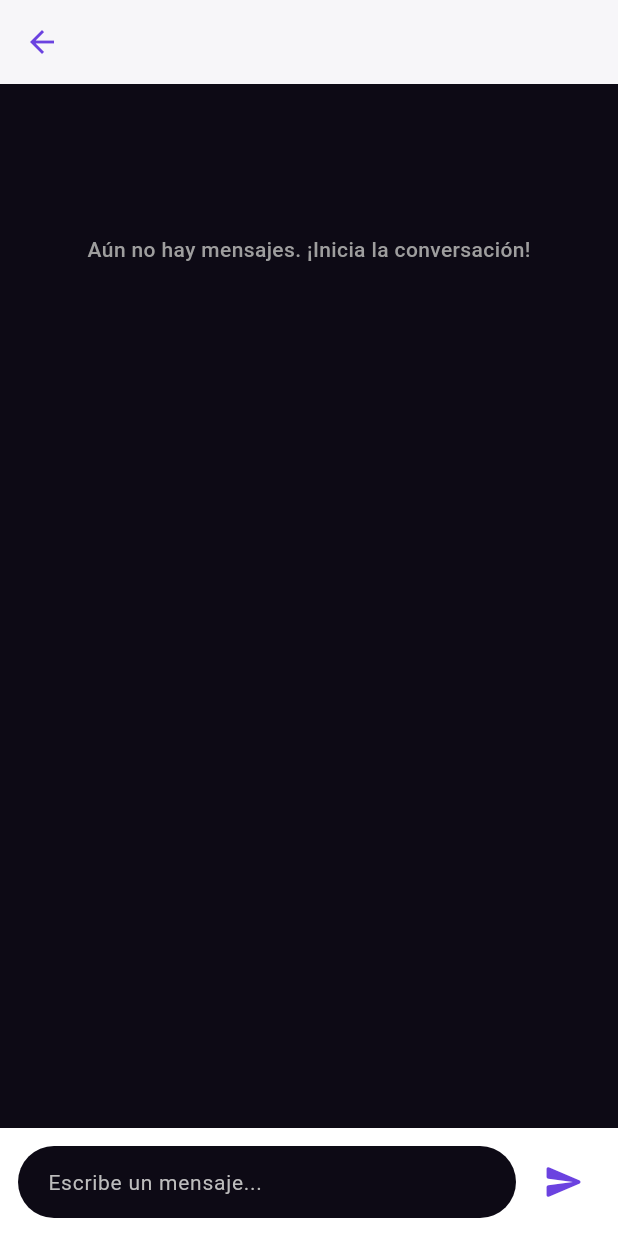
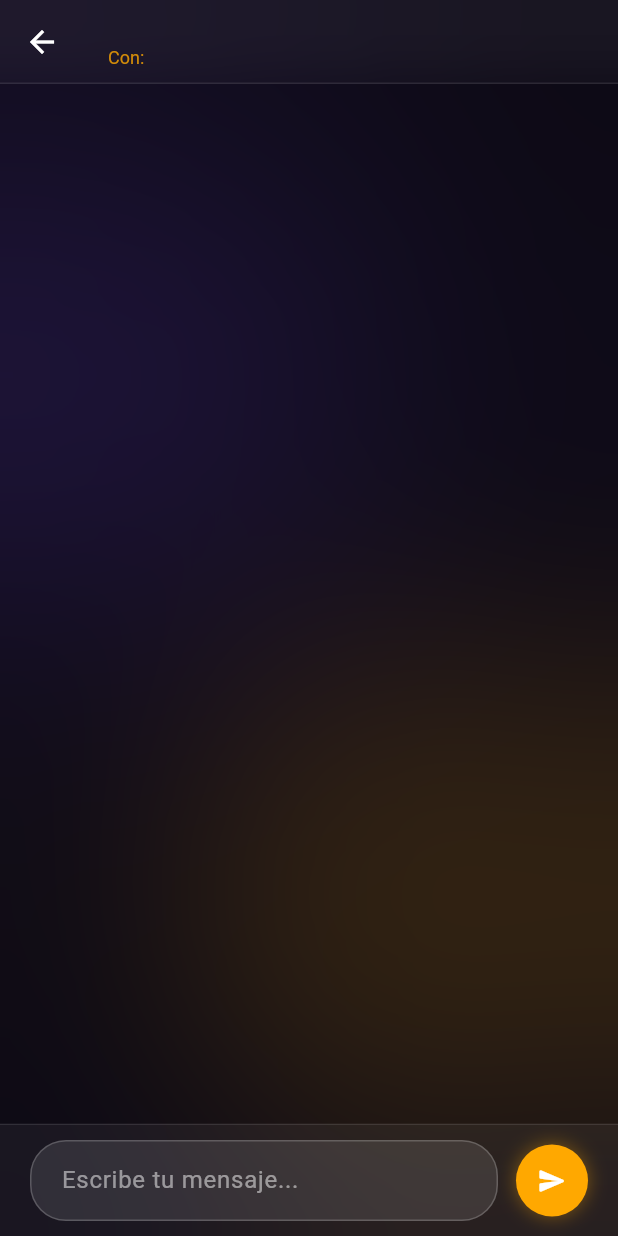
Before and after one commit to DiegoMillaan/Truequi-App, a Flutter app: the ChatPage screen opened directly with empty values, after a tap on the "send" icon, on a phone screen of 412 x 824 dp. Run offline on Flutter 3.47's test engine with Material 3 defaults, Android fonts, the phone set to English and light mode, and no system bars; our stand-ins replace google_sign_in, image_picker, shared_preferences; missing offline and left inert: google_sign_in_web; accounts and stored records are empty; network calls fail.

Commit message:
feat(mobile): rediseñar sala de chat interactiva con glassmorphism y controles de estado

```diff
--- a/mobile/lib/chat_page.dart
+++ b/mobile/lib/chat_page.dart
@@ -1,19 +1,31 @@
+import 'dart:ui';
+import 'dart:convert';
 import 'package:flutter/material.dart';
+import 'package:http/http.dart' as http;
 import 'home_page.dart';
-import 'services/mensaje_service.dart';
 
 class ChatPage extends StatefulWidget {
-  final String miUsuarioId;
-  final String destinatarioId;
-  final String nombreDestinatario;
-  final String? productoTitulo;
+  final String miCorreo;
+  final String otroCorreo;
+  final String productoId;
+  final String productoTitulo;
+  final String conversacionId;
+
+  // Datos adicionales para controlar la lógica de negocio
+  final bool esMiArticulo;
+  final String estadoPropuesta;
+  final String? idPrimerMensaje;
 
   const ChatPage({
     super.key,
-    required this.miUsuarioId,
-    required this.destinatarioId,
-    required this.nombreDestinatario,
-    this.productoTitulo,
+    required this.miCorreo,
+    required this.otroCorreo,
+    required this.productoId,
+    required this.productoTitulo,
+    required this.conversacionId,
+    this.esMiArticulo = false,
+    this.estadoPropuesta = 'Pendiente',
+    this.idPrimerMensaje,
   });
 
   @override
@@ -21,16 +33,16 @@ class ChatPage extends StatefulWidget {
 }
 
 class _ChatPageState extends State<ChatPage> {
-  final MensajeService _mensajeService = MensajeService();
-  final TextEditingController _mensajeController = TextEditingController();
-
   List<dynamic> _mensajes = [];
   bool _cargando = true;
   bool _enviando = false;
+  final TextEditingController _mensajeController = TextEditingController();
+  late String _estadoActual;
 
   @override
   void initState() {
     super.initState();
+    _estadoActual = widget.estadoPropuesta;
     _cargarMensajes();
   }
 
@@ -42,39 +54,63 @@ class _ChatPageState extends State<ChatPage> {
 
   Future<void> _cargarMensajes() async {
     setState(() => _cargando = true);
-    final msgs = await _mensajeService.obtenerMensajes(
-      deUsuarioId: widget.miUsuarioId,
-      paraUsuarioId: widget.destinatarioId,
-    );
-    if (!mounted) return;
+    try {
+      final url = Uri.parse('https://y3cokge8sa.execute-api.us-east-1.amazonaws.com/dev/mensajes?conversacionId=${widget.conversacionId}');
+      final response = await http.get(url);
+      if (response.statusCode == 200) {
         setState(() {
-      _mensajes = msgs;
-      _cargando = false;
+          _mensajes = jsonDecode(response.body)['mensajes'];
+          // Orden cronológico para leer de arriba hacia abajo
+          _mensajes.sort((a, b) => a['fecha'].compareTo(b['fecha']));
         });
+      }
+    } catch (e) {
+      debugPrint(e.toString());
+    } finally {
+      setState(() => _cargando = false);
+    }
   }
 
   Future<void> _enviar() async {
     final texto = _mensajeController.text.trim();
     if (texto.isEmpty) return;
-
     setState(() => _enviando = true);
 
-    final exito = await _mensajeService.enviarMensaje(
-      deUsuarioId: widget.miUsuarioId,
-      paraUsuarioId: widget.destinatarioId,
-      texto: texto,
+    try {
+      final response = await http.post(
+        Uri.parse('https://y3cokge8sa.execute-api.us-east-1.amazonaws.com/dev/mensajes'),
+        headers: {'Content-Type': 'application/json'},
+        body: jsonEncode({
+          'conversacionId': widget.conversacionId,
+          'remitente': widget.miCorreo,
+          'destinatario': widget.otroCorreo,
+          'productoId': widget.productoId,
+          'productoTitulo': widget.productoTitulo,
+          'contenido': texto,
+          'estado': _estadoActual,
+        }),
       );
 
-    if (!mounted) return;
+      if (response.statusCode == 201) {
+        _mensajeController.clear();
+        await _cargarMensajes();
+      }
+    } finally {
       setState(() => _enviando = false);
+    }
+  }
 
-    if (exito) {
-      _mensajeController.clear();
-      _cargarMensajes();
-    } else {
-      ScaffoldMessenger.of(context).showSnackBar(
-        const SnackBar(content: Text('No se pudo enviar el mensaje. Intenta de nuevo.')),
-      );
+  Future<void> _actualizarEstado(String nuevoEstado) async {
+    if (widget.idPrimerMensaje == null) return;
+    try {
+      final url = Uri.parse('https://y3cokge8sa.execute-api.us-east-1.amazonaws.com/dev/mensajes/${widget.idPrimerMensaje}');
+      final response = await http.put(url, headers: {'Content-Type': 'application/json'}, body: jsonEncode({'estado': nuevoEstado}));
+      if (response.statusCode == 200) {
+        setState(() => _estadoActual = nuevoEstado);
+        if (mounted) ScaffoldMessenger.of(context).showSnackBar(SnackBar(content: Text('Trueque $nuevoEstado'), backgroundColor: nuevoEstado == 'Aceptado' ? Colors.green : Colors.orange));
+      }
+    } catch (e) {
+      debugPrint(e.toString());
     }
   }
 
@@ -82,113 +118,130 @@ class _ChatPageState extends State<ChatPage> {
   Widget build(BuildContext context) {
     return Scaffold(
       backgroundColor: TruequiColors.fondoClaro,
+      extendBodyBehindAppBar: true,
       appBar: AppBar(
-        backgroundColor: Colors.white,
-        elevation: 1,
+        backgroundColor: Colors.white.withOpacity(0.05),
+        elevation: 0,
+        iconTheme: const IconThemeData(color: Colors.white),
+        flexibleSpace: ClipRRect(
+          child: BackdropFilter(
+            filter: ImageFilter.blur(sigmaX: 20, sigmaY: 20),
+            child: Container(
+              decoration: BoxDecoration(border: Border(bottom: BorderSide(color: Colors.white.withOpacity(0.1)))),
+            ),
+          ),
+        ),
         title: Column(
           crossAxisAlignment: CrossAxisAlignment.start,
           children: [
-            Text(
-              widget.nombreDestinatario,
-              style: const TextStyle(color: TruequiColors.textoOscuro, fontWeight: FontWeight.bold, fontSize: 18),
+            Text(widget.productoTitulo, style: const TextStyle(color: Colors.white, fontWeight: FontWeight.bold, fontSize: 16), maxLines: 1, overflow: TextOverflow.ellipsis),
+            Text('Con: ${widget.otroCorreo}', style: TextStyle(color: TruequiColors.amarillo.withOpacity(0.8), fontSize: 12)),
+          ],
         ),
-            if (widget.productoTitulo != null)
-              Text(
-                'Sobre: ${widget.productoTitulo}',
-                style: TextStyle(color: TruequiColors.purpura.withValues(alpha: 0.8), fontSize: 12),
+      ),
+      body: Stack(
+        children: [
+          // ORBES DE FONDO
+          Positioned(top: 100, left: -50, child: Container(width: 300, height: 300, decoration: BoxDecoration(shape: BoxShape.circle, color: TruequiColors.purpura.withOpacity(0.2)), child: BackdropFilter(filter: ImageFilter.blur(sigmaX: 80, sigmaY: 80), child: const SizedBox()))),
+          Positioned(bottom: 50, right: -50, child: Container(width: 350, height: 350, decoration: BoxDecoration(shape: BoxShape.circle, color: TruequiColors.amarillo.withOpacity(0.15)), child: BackdropFilter(filter: ImageFilter.blur(sigmaX: 80, sigmaY: 80), child: const SizedBox()))),
+
+          Column(
+            children: [
+              const SizedBox(height: 100), // Espacio para el AppBar
+
+              // PANEL DE DECISIÓN (Si es tu artículo y está pendiente)
+              if (widget.esMiArticulo && _estadoActual == 'Pendiente')
+                Container(
+                  margin: const EdgeInsets.symmetric(horizontal: 20, vertical: 10),
+                  padding: const EdgeInsets.all(16),
+                  decoration: BoxDecoration(color: Colors.white.withOpacity(0.1), borderRadius: BorderRadius.circular(20), border: Border.all(color: Colors.white.withOpacity(0.2))),
+                  child: Column(
+                    children: [
+                      const Text('Esta es una oferta por tu artículo.', style: TextStyle(color: Colors.white, fontWeight: FontWeight.bold)),
+                      const SizedBox(height: 12),
+                      Row(
+                        children: [
+                          Expanded(child: ElevatedButton.icon(onPressed: () => _actualizarEstado('Rechazado'), style: ElevatedButton.styleFrom(backgroundColor: Colors.redAccent.withOpacity(0.2), foregroundColor: Colors.redAccent, elevation: 0), icon: const Icon(Icons.close), label: const Text('Rechazar'))),
+                          const SizedBox(width: 10),
+                          Expanded(child: ElevatedButton.icon(onPressed: () => _actualizarEstado('Aceptado'), style: ElevatedButton.styleFrom(backgroundColor: Colors.greenAccent.withOpacity(0.2), foregroundColor: Colors.greenAccent, elevation: 0), icon: const Icon(Icons.check), label: const Text('Aceptar'))),
+                        ],
                       ),
                     ],
                   ),
-        iconTheme: const IconThemeData(color: TruequiColors.purpura),
+                )
+              else if (_estadoActual != 'Pendiente')
+                Container(
+                  margin: const EdgeInsets.symmetric(vertical: 10),
+                  padding: const EdgeInsets.symmetric(horizontal: 16, vertical: 8),
+                  decoration: BoxDecoration(color: _estadoActual == 'Aceptado' ? Colors.greenAccent.withOpacity(0.2) : Colors.redAccent.withOpacity(0.2), borderRadius: BorderRadius.circular(20), border: Border.all(color: _estadoActual == 'Aceptado' ? Colors.greenAccent.withOpacity(0.5) : Colors.redAccent.withOpacity(0.5))),
+                  child: Text('Trueque $_estadoActual', style: TextStyle(fontWeight: FontWeight.bold, color: _estadoActual == 'Aceptado' ? Colors.greenAccent : Colors.redAccent)),
                 ),
-      body: Column(
-        children: [
+
+              // ÁREA DE BURBUJAS DE CHAT
               Expanded(
                 child: _cargando
                     ? const Center(child: CircularProgressIndicator(color: TruequiColors.purpura))
-                : RefreshIndicator(
-                    onRefresh: _cargarMensajes,
-                    color: TruequiColors.purpura,
-                    child: _mensajes.isEmpty
-                        ? ListView(
-                            physics: const AlwaysScrollableScrollPhysics(),
-                            children: const [
-                              SizedBox(height: 100),
-                              Center(
-                                child: Text(
-                                  'Aún no hay mensajes. ¡Inicia la conversación!',
-                                  style: TextStyle(color: Colors.grey, fontWeight: FontWeight.w500),
-                                ),
-                              ),
-                            ],
-                          )
                     : ListView.builder(
-                            padding: const EdgeInsets.all(16),
-                            physics: const AlwaysScrollableScrollPhysics(),
+                        padding: const EdgeInsets.symmetric(horizontal: 20, vertical: 10),
+                        physics: const BouncingScrollPhysics(),
                         itemCount: _mensajes.length,
                         itemBuilder: (context, index) {
-                              final item = _mensajes[index];
-                              final esMio = item['deUsuarioId'] == widget.miUsuarioId;
-                              final texto = item['texto'] ?? item['mensaje'] ?? '';
+                          final msj = _mensajes[index];
+                          final loEnvieYo = msj['remitente'] == widget.miCorreo;
 
                           return Align(
-                                alignment: esMio ? Alignment.centerRight : Alignment.centerLeft,
+                            alignment: loEnvieYo ? Alignment.centerRight : Alignment.centerLeft,
                             child: Container(
-                                  margin: const EdgeInsets.symmetric(vertical: 4),
-                                  padding: const EdgeInsets.symmetric(horizontal: 16, vertical: 10),
+                              margin: const EdgeInsets.only(bottom: 12),
+                              constraints: BoxConstraints(maxWidth: MediaQuery.of(context).size.width * 0.75),
+                              padding: const EdgeInsets.all(16),
                               decoration: BoxDecoration(
-                                    color: esMio ? TruequiColors.purpura : Colors.white,
-                                    borderRadius: BorderRadius.circular(18),
-                                    boxShadow: [
-                                      BoxShadow(color: Colors.black.withValues(alpha: 0.04), blurRadius: 8, offset: const Offset(0, 2)),
-                                    ],
+                                color: loEnvieYo ? TruequiColors.purpura.withOpacity(0.9) : Colors.white.withOpacity(0.15),
+                                borderRadius: BorderRadius.only(topLeft: const Radius.circular(20), topRight: const Radius.circular(20), bottomLeft: loEnvieYo ? const Radius.circular(20) : const Radius.circular(0), bottomRight: loEnvieYo ? const Radius.circular(0) : const Radius.circular(20)),
+                                border: Border.all(color: Colors.white.withOpacity(0.1)),
                               ),
-                                  child: Text(
-                                    texto,
-                                    style: TextStyle(
-                                      color: esMio ? Colors.white : TruequiColors.textoOscuro,
-                                      fontWeight: FontWeight.w500,
-                                      fontSize: 14,
-                                    ),
-                                  ),
+                              child: Text(msj['contenido'], style: const TextStyle(color: Colors.white, fontSize: 15)),
                             ),
                           );
                         },
                       ),
               ),
-          ),
-          Container(
-            padding: const EdgeInsets.all(12),
-            decoration: BoxDecoration(
-              color: Colors.white,
-              boxShadow: [
-                BoxShadow(color: Colors.black.withValues(alpha: 0.05), blurRadius: 10, offset: const Offset(0, -2)),
-              ],
-            ),
+
+              // BARRA INFERIOR DE ENVÍO DE MENSAJES (Glass)
+              ClipRRect(
+                child: BackdropFilter(
+                  filter: ImageFilter.blur(sigmaX: 20, sigmaY: 20),
+                  child: Container(
+                    padding: EdgeInsets.only(bottom: MediaQuery.of(context).padding.bottom + 10, top: 10, left: 20, right: 20),
+                    decoration: BoxDecoration(color: Colors.white.withOpacity(0.05), border: Border(top: BorderSide(color: Colors.white.withOpacity(0.1)))),
                     child: Row(
                       children: [
                         Expanded(
+                          child: Container(
+                            decoration: BoxDecoration(color: Colors.white.withOpacity(0.1), borderRadius: BorderRadius.circular(24), border: Border.all(color: Colors.white.withOpacity(0.2))),
                             child: TextField(
-                    controller: _mensajeController,
-                    decoration: InputDecoration(
-                      hintText: 'Escribe un mensaje...',
-                      hintStyle: TextStyle(color: Colors.grey.shade400, fontSize: 14),
-                      filled: true,
-                      fillColor: TruequiColors.fondoClaro,
-                      border: OutlineInputBorder(borderRadius: BorderRadius.circular(24), borderSide: BorderSide.none),
-                      contentPadding: const EdgeInsets.symmetric(horizontal: 16, vertical: 10),
+                              controller: _mensajeController, style: const TextStyle(color: Colors.white),
+                              decoration: InputDecoration(hintText: 'Escribe tu mensaje...', hintStyle: TextStyle(color: Colors.white.withOpacity(0.5)), border: InputBorder.none, contentPadding: const EdgeInsets.symmetric(horizontal: 20, vertical: 14)),
                             ),
                           ),
                         ),
-                const SizedBox(width: 8),
-                IconButton(
-                  onPressed: _enviando ? null : _enviar,
-                  icon: _enviando
-                      ? const SizedBox(width: 20, height: 20, child: CircularProgressIndicator(strokeWidth: 2, color: TruequiColors.purpura))
-                      : const Icon(Icons.send_rounded, color: TruequiColors.purpura, size: 28),
+                        const SizedBox(width: 12),
+                        GestureDetector(
+                          onTap: _enviando ? null : _enviar,
+                          child: Container(
+                            padding: const EdgeInsets.all(14),
+                            decoration: BoxDecoration(color: TruequiColors.amarillo, shape: BoxShape.circle, boxShadow: [BoxShadow(color: TruequiColors.amarillo.withOpacity(0.4), blurRadius: 10)]),
+                            child: _enviando
+                                ? const SizedBox(width: 20, height: 20, child: CircularProgressIndicator(color: Colors.white, strokeWidth: 2))
+                                : const Icon(Icons.send_rounded, color: Colors.white, size: 20),
+                          ),
                         ),
                       ],
                     ),
+                  ),
+                ),
+              ),
+            ],
           ),
         ],
       ),
```
Lines whose indentation alone changed are shown as unchanged.
